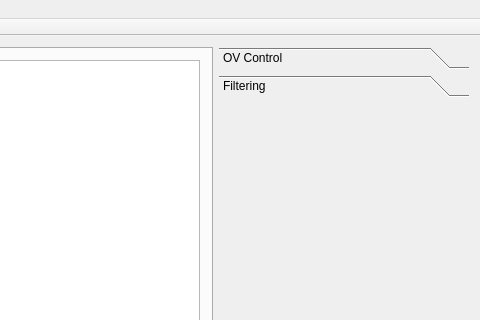
First picture: the form in software/ui/ov-pyqt/mainwindow.ui, repository decipherstatic/ov_ftdi, before the edit; both pictures show x 458 to 938 and y 0 to 320 of the 938 by 650 pixel window.
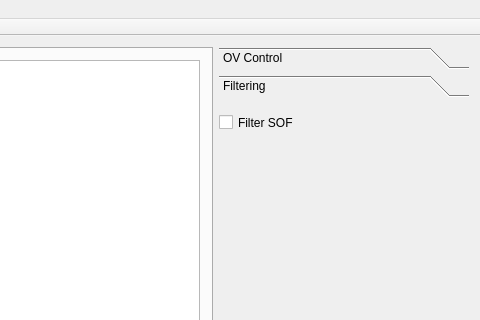
Second picture: the form after the edit. The open tabs and pages were chosen to show the change.

Commit message: removed vertical headers and added SOF filter toggle

What changed in the file:
```diff
--- a/software/ui/ov-pyqt/mainwindow.ui
+++ b/software/ui/ov-pyqt/mainwindow.ui
@@ -148,6 +148,19 @@
        <attribute name="label">
         <string>Filtering</string>
        </attribute>
+       <widget class="QCheckBox" name="filterSOFPackets">
+        <property name="geometry">
+         <rect>
+          <x>0</x>
+          <y>10</y>
+          <width>84</width>
+          <height>19</height>
+         </rect>
+        </property>
+        <property name="text">
+         <string>Filter SOF</string>
+        </property>
+       </widget>
       </widget>
      </widget>
     </item>
```
Left out of the diff: 5 changed lines with no effect on the pictures. The commit also changes 1 other file.
